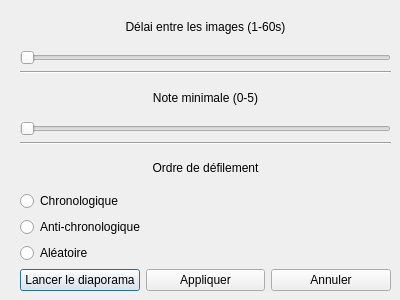
Qt form gui/dialog_diaporama.ui (kif/imagizer) before a commit.
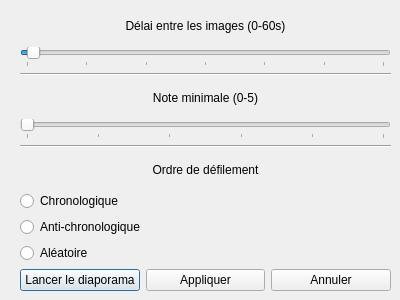
The same form after that commit.

Patch:
```diff
--- a/gui/dialog_diaporama.ui
+++ b/gui/dialog_diaporama.ui
@@ -26,7 +26,7 @@
     <item>
      <widget class="QLabel" name="label">
       <property name="text">
-       <string>Délai entre les images (1-60s)</string>
+       <string>Délai entre les images (0-60s)</string>
       </property>
       <property name="alignment">
        <set>Qt::AlignCenter</set>
@@ -35,9 +35,21 @@
     </item>
     <item>
      <widget class="QSlider" name="delai">
+      <property name="maximum">
+       <number>60</number>
+      </property>
+      <property name="value">
+       <number>1</number>
+      </property>
       <property name="orientation">
        <enum>Qt::Horizontal</enum>
       </property>
+      <property name="tickPosition">
+       <enum>QSlider::TicksBelow</enum>
+      </property>
+      <property name="tickInterval">
+       <number>10</number>
+      </property>
      </widget>
     </item>
     <item>
@@ -58,10 +70,22 @@
      </widget>
     </item>
     <item>
-     <widget class="QSlider" name="Rating">
+     <widget class="QSlider" name="rating">
+      <property name="maximum">
+       <number>5</number>
+      </property>
+      <property name="pageStep">
+       <number>5</number>
+      </property>
       <property name="orientation">
        <enum>Qt::Horizontal</enum>
       </property>
+      <property name="tickPosition">
+       <enum>QSlider::TicksBelow</enum>
+      </property>
+      <property name="tickInterval">
+       <number>1</number>
+      </property>
      </widget>
     </item>
     <item>
```
Left out of the diff: 35 changed lines with no effect on the pictures.
